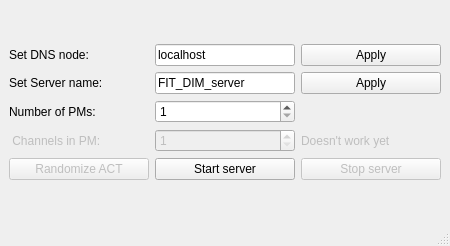
The window that DIM_v3/mainwindow.ui (OK2100/DIM_v3) describes before a commit, drawn with Qt 5.
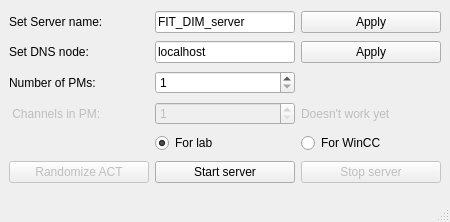
The same window after the commit.

```diff
--- a/DIM_v3/mainwindow.ui
+++ b/DIM_v3/mainwindow.ui
@@ -7,7 +7,7 @@
     <x>0</x>
     <y>0</y>
     <width>450</width>
-    <height>246</height>
+    <height>222</height>
    </rect>
   </property>
   <property name="minimumSize">
@@ -19,24 +19,101 @@
   <property name="maximumSize">
    <size>
     <width>450</width>
-    <height>246</height>
+    <height>310</height>
    </size>
   </property>
   <property name="windowTitle">
    <string>MainWindow</string>
   </property>
   <widget class="QWidget" name="centralwidget">
-   <layout class="QGridLayout" name="gridLayout">
-    <item row="0" column="0">
-     <layout class="QGridLayout" name="gridLayout_2" columnstretch="1,1,1">
-      <item row="0" column="1">
+   <layout class="QGridLayout" name="gridLayout" columnstretch="1,1,1,0">
+    <item row="5" column="1">
+     <widget class="QSpinBox" name="SpinBox_Nchs">
+      <property name="enabled">
+       <bool>false</bool>
+      </property>
+      <property name="minimum">
+       <number>1</number>
+      </property>
+      <property name="maximum">
+       <number>12</number>
+      </property>
+      <property name="value">
+       <number>1</number>
+      </property>
+      <property name="displayIntegerBase">
+       <number>10</number>
+      </property>
+     </widget>
+    </item>
+    <item row="2" column="2">
+     <widget class="QPushButton" name="Btn_AppNode">
+      <property name="text">
+       <string>Apply</string>
+      </property>
+      <property name="checkable">
+       <bool>true</bool>
+      </property>
+     </widget>
+    </item>
+    <item row="5" column="0">
+     <widget class="QLabel" name="lbl3_2">
+      <property name="enabled">
+       <bool>false</bool>
+      </property>
+      <property name="text">
+       <string> Channels in PM:</string>
+      </property>
+     </widget>
+    </item>
+    <item row="14" column="0">
+     <widget class="QPushButton" name="Btn_Random">
+      <property name="enabled">
+       <bool>false</bool>
+      </property>
+      <property name="text">
+       <string>Randomize ACT</string>
+      </property>
+     </widget>
+    </item>
+    <item row="2" column="0">
+     <widget class="QLabel" name="lbl1">
+      <property name="text">
+       <string>Set DNS node:</string>
+      </property>
+     </widget>
+    </item>
+    <item row="4" column="1">
+     <widget class="QSpinBox" name="SpinBox_Npms">
+      <property name="minimum">
+       <number>1</number>
+      </property>
+      <property name="maximum">
+       <number>18</number>
+      </property>
+      <property name="value">
+       <number>1</number>
+      </property>
+      <property name="displayIntegerBase">
+       <number>10</number>
+      </property>
+     </widget>
+    </item>
+    <item row="2" column="1">
        <widget class="QLineEdit" name="lE1_node">
         <property name="text">
          <string>localhost</string>
         </property>
        </widget>
       </item>
-      <item row="4" column="1">
+    <item row="1" column="0">
+     <widget class="QLabel" name="lbl2">
+      <property name="text">
+       <string>Set Server name:</string>
+      </property>
+     </widget>
+    </item>
+    <item row="14" column="1">
        <widget class="QPushButton" name="Btn_Start">
         <property name="enabled">
          <bool>true</bool>
@@ -46,20 +123,20 @@
         </property>
        </widget>
       </item>
-      <item row="2" column="0">
+    <item row="4" column="0">
        <widget class="QLabel" name="lbl3">
         <property name="text">
          <string>Number of PMs:</string>
         </property>
        </widget>
       </item>
-      <item row="4" column="0">
-       <widget class="QPushButton" name="Btn_Random">
+    <item row="14" column="2">
+     <widget class="QPushButton" name="Btn_Stop">
         <property name="enabled">
          <bool>false</bool>
         </property>
         <property name="text">
-         <string>Randomize ACT</string>
+       <string>Stop server</string>
         </property>
        </widget>
       </item>
@@ -80,86 +157,7 @@
         </property>
        </widget>
       </item>
-      <item row="1" column="0">
-       <widget class="QLabel" name="lbl2">
-        <property name="text">
-         <string>Set Server name:</string>
-        </property>
-       </widget>
-      </item>
-      <item row="0" column="2">
-       <widget class="QPushButton" name="Btn_AppNode">
-        <property name="text">
-         <string>Apply</string>
-        </property>
-        <property name="checkable">
-         <bool>true</bool>
-        </property>
-       </widget>
-      </item>
-      <item row="0" column="0">
-       <widget class="QLabel" name="lbl1">
-        <property name="text">
-         <string>Set DNS node:</string>
-        </property>
-       </widget>
-      </item>
-      <item row="2" column="1">
-       <widget class="QSpinBox" name="SpinBox_Npms">
-        <property name="minimum">
-         <number>1</number>
-        </property>
-        <property name="maximum">
-         <number>18</number>
-        </property>
-        <property name="value">
-         <number>1</number>
-        </property>
-        <property name="displayIntegerBase">
-         <number>10</number>
-        </property>
-       </widget>
-      </item>
-      <item row="4" column="2">
-       <widget class="QPushButton" name="Btn_Stop">
-        <property name="enabled">
-         <bool>false</bool>
-        </property>
-        <property name="text">
-         <string>Stop server</string>
-        </property>
-       </widget>
-      </item>
-      <item row="3" column="0">
-       <widget class="QLabel" name="lbl3_2">
-        <property name="enabled">
-         <bool>false</bool>
-        </property>
-        <property name="text">
-         <string> Channels in PM:</string>
-        </property>
-       </widget>
-      </item>
-      <item row="3" column="1">
-       <widget class="QSpinBox" name="SpinBox_Nchs">
-        <property name="enabled">
-         <bool>false</bool>
-        </property>
-        <property name="minimum">
-         <number>1</number>
-        </property>
-        <property name="maximum">
-         <number>12</number>
-        </property>
-        <property name="value">
-         <number>1</number>
-        </property>
-        <property name="displayIntegerBase">
-         <number>10</number>
-        </property>
-       </widget>
-      </item>
-      <item row="3" column="2">
+    <item row="5" column="2">
        <widget class="QLabel" name="lbl3_3">
         <property name="enabled">
          <bool>false</bool>
@@ -169,7 +167,22 @@
         </property>
        </widget>
       </item>
-     </layout>
+    <item row="6" column="1">
+     <widget class="QRadioButton" name="checkLab">
+      <property name="text">
+       <string>For lab</string>
+      </property>
+      <property name="checked">
+       <bool>true</bool>
+      </property>
+     </widget>
+    </item>
+    <item row="6" column="2">
+     <widget class="QRadioButton" name="checkWinCC">
+      <property name="text">
+       <string>For WinCC</string>
+      </property>
+     </widget>
     </item>
    </layout>
   </widget>
```
Left out of the diff: 2 changed lines with no effect on the pictures. Lines whose indentation alone changed are shown as unchanged.
